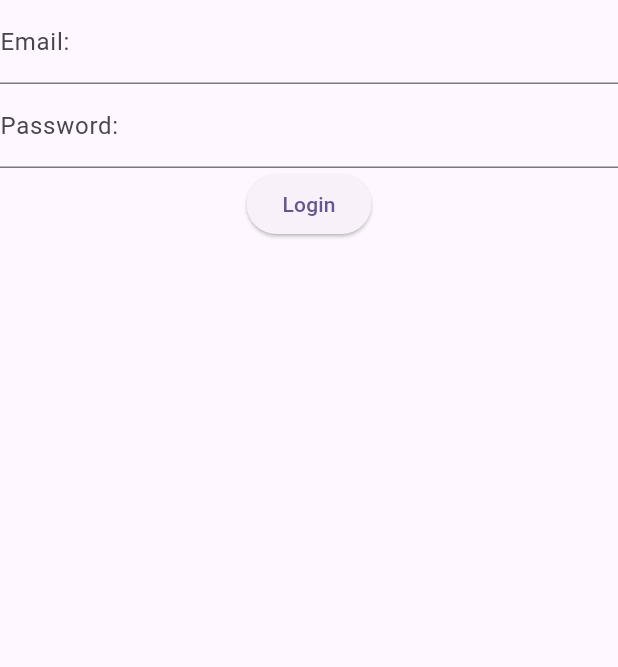
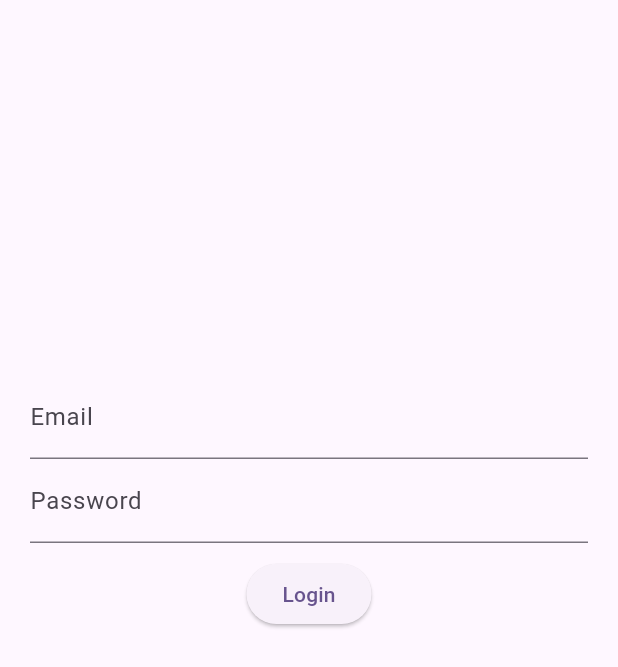
Before and after one commit to SreehariMax/contact_app1, a Flutter app: the LoginPage screen opened directly, on a phone screen of 412 x 824 dp. Shown: the top 667 px of the screen. Run offline on Flutter 3.47's test engine with Material 2 defaults, Android fonts, the phone set to English and light mode, and no system bars; our stand-ins replace equatable, flutter_bloc.

Commit message:
fourth commmit

```diff
--- a/lib/main.dart
+++ b/lib/main.dart
@@ -1,4 +1,5 @@
 import 'package:contacts_app/src/views/pages/contact_page.dart';
+import 'package:contacts_app/src/views/pages/widgets/login_page.dart';
 import 'package:flutter/material.dart';
 
 void main() {
@@ -18,7 +19,7 @@ class MyApp extends StatelessWidget {
         colorScheme: ColorScheme.fromSeed(seedColor: Colors.deepPurple),
         useMaterial3: true,
       ),
-      home: const ContactPage(),
+      home:LoginPage(),
     );
   }
 }
--- /dev/null
+++ b/lib/src/core/common_widget/app_button.dart
@@ -0,0 +1,20 @@
+import 'package:flutter/material.dart';
+
+import '../constants/strings.dart';
+
+class AppButton extends StatelessWidget {
+  const AppButton(
+      {super.key, required this.buttonTitle, required this.onPressed});
+
+  final String buttonTitle;
+  final Function onPressed;
+
+  @override
+  Widget build(BuildContext context) {
+    return ElevatedButton(
+        onPressed: () {
+          onPressed;
+        },
+        child: Text(buttonTitle));
+  }
+}
--- /dev/null
+++ b/lib/src/core/constants/strings.dart
@@ -0,0 +1,5 @@
+class Strings {
+  static const String email = "Email";
+  static const String password = "Password";
+  static const String login = "Login";
+}
--- a/lib/src/views/pages/widgets/login_page.dart
+++ b/lib/src/views/pages/widgets/login_page.dart
@@ -1,3 +1,5 @@
+import 'package:contacts_app/src/core/common_widget/app_button.dart';
+import 'package:contacts_app/src/core/constants/strings.dart';
 import 'package:flutter/material.dart';
 
 class LoginPage extends StatefulWidget {
@@ -13,20 +15,32 @@ class _LoginPageState extends State<LoginPage> {
     return Scaffold(
       body: SafeArea(
           child: Form(
+              child: Padding(
+        padding: const EdgeInsets.only(top: 250, left: 20, right: 20),
         child: Column(
           children: [
             TextFormField(
-            decoration: InputDecoration(label: Text('Email:')),
+              decoration: const InputDecoration(label: Text(Strings.email)),
+              validator:(value) {
+
+              },
             ),
             TextFormField(
               obscureText: true,
-            decoration: InputDecoration(label: Text('Password:')),
+              decoration: const InputDecoration(label: Text(Strings.password)),
             ),
-          ElevatedButton(onPressed: () {}, child: Text('Login'))
+            Padding(
+              padding: const EdgeInsets.only(top: 10.0),
+              child: AppButton(
+                buttonTitle: Strings.login,
+                onPressed: () {},
+              ),
+            )
             // TextFormField(
             //   decoration: InputDecoration(label: Text('Email')),
             // )
           ],
+        ),
       ))),
     );
   }
```
Also changed, not shown: lib/src/core/helpers/validation_helper.dart (added, +39 -0 lines). Lines whose indentation alone changed are shown as unchanged.
